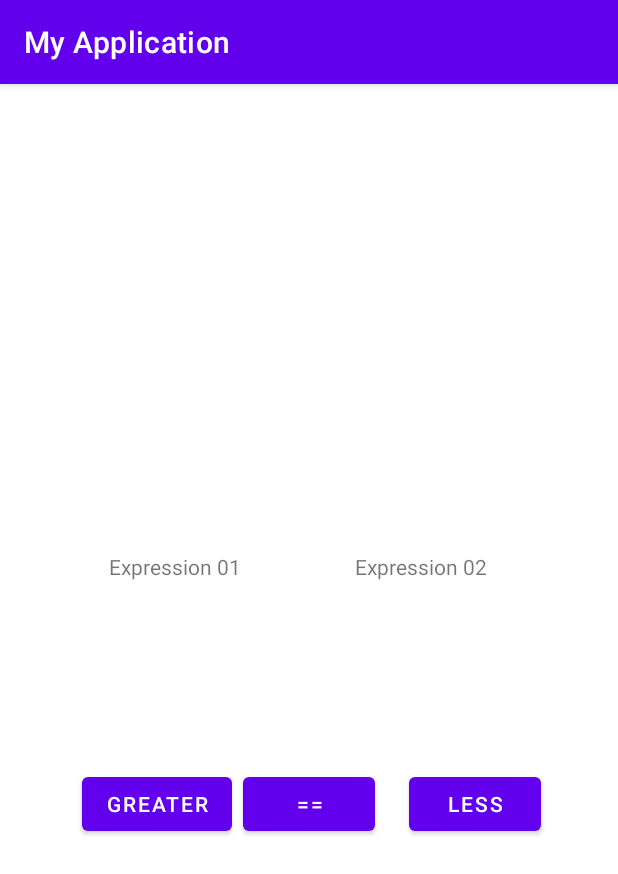
After one commit to Janithabhayarathna/Math-Quiz-App, an Android app: the Game screen opened directly, with no data from a screen before it, on a phone screen of 412 x 824 dp. The commit adds this screen. Shown: the top 874 px of the screen. Run offline under Robolectric (Android 15) with nearby library versions, the phone set to English and light mode, and no system bars.

Commit message:
:sparkles: Initialized the new game activity.

```diff
--- a/app/src/main/AndroidManifest.xml
+++ b/app/src/main/AndroidManifest.xml
@@ -9,6 +9,9 @@
         android:roundIcon="@mipmap/ic_launcher_round"
         android:supportsRtl="true"
         android:theme="@style/Theme.MyApplication">
+        <activity
+            android:name=".Game"
+            android:exported="false" />
         <activity
             android:name=".PopUpWindow"
             android:exported="false" />
--- /dev/null
+++ b/app/src/main/java/com/example/myapplication/Game.kt
@@ -0,0 +1,20 @@
+package com.example.myapplication
+
+import androidx.appcompat.app.AppCompatActivity
+import android.os.Bundle
+import android.widget.Button
+import android.widget.TextView
+
+class Game : AppCompatActivity() {
+    override fun onCreate(savedInstanceState: Bundle?) {
+        super.onCreate(savedInstanceState)
+        setContentView(R.layout.activity_game)
+
+        val expression01 = findViewById<TextView>(R.id.exp1)
+        val expression02 = findViewById<TextView>(R.id.exp2)
+
+        val grtBtn = findViewById<Button>(R.id.greater)
+        val eqlBtn = findViewById<Button>(R.id.equal)
+        val lesBtn = findViewById<Button>(R.id.less)
+    }
+}
--- /dev/null
+++ b/app/src/main/res/layout/activity_game.xml
@@ -0,0 +1,67 @@
+<?xml version="1.0" encoding="utf-8"?>
+<androidx.constraintlayout.widget.ConstraintLayout xmlns:android="http://schemas.android.com/apk/res/android"
+    xmlns:app="http://schemas.android.com/apk/res-auto"
+    xmlns:tools="http://schemas.android.com/tools"
+    android:layout_width="match_parent"
+    android:layout_height="match_parent"
+    tools:context=".Game">
+
+    <TextView
+        android:id="@+id/exp1"
+        android:layout_width="wrap_content"
+        android:layout_height="wrap_content"
+        android:text="@string/expression_01"
+        app:layout_constraintBottom_toBottomOf="parent"
+        app:layout_constraintEnd_toEndOf="parent"
+        app:layout_constraintHorizontal_bias="0.225"
+        app:layout_constraintStart_toStartOf="parent"
+        app:layout_constraintTop_toTopOf="parent"
+        app:layout_constraintVertical_bias="0.417" />
+
+    <TextView
+        android:id="@+id/exp2"
+        android:layout_width="wrap_content"
+        android:layout_height="wrap_content"
+        android:text="@string/expression_02"
+        app:layout_constraintBottom_toBottomOf="parent"
+        app:layout_constraintEnd_toEndOf="parent"
+        app:layout_constraintHorizontal_bias="0.73"
+        app:layout_constraintStart_toStartOf="parent"
+        app:layout_constraintTop_toTopOf="parent"
+        app:layout_constraintVertical_bias="0.417" />
+
+    <Button
+        android:id="@+id/greater"
+        android:layout_width="wrap_content"
+        android:layout_height="wrap_content"
+        android:text="@string/greater"
+        app:layout_constraintBottom_toBottomOf="parent"
+        app:layout_constraintEnd_toEndOf="parent"
+        app:layout_constraintHorizontal_bias="0.176"
+        app:layout_constraintStart_toStartOf="parent"
+        app:layout_constraintTop_toTopOf="parent"
+        app:layout_constraintVertical_bias="0.633" />
+
+    <Button
+        android:id="@+id/equal"
+        android:layout_width="wrap_content"
+        android:layout_height="wrap_content"
+        android:text="@string/equal"
+        app:layout_constraintBottom_toBottomOf="parent"
+        app:layout_constraintEnd_toEndOf="parent"
+        app:layout_constraintStart_toStartOf="parent"
+        app:layout_constraintTop_toTopOf="parent"
+        app:layout_constraintVertical_bias="0.633" />
+
+    <Button
+        android:id="@+id/less"
+        android:layout_width="wrap_content"
+        android:layout_height="wrap_content"
+        android:text="@string/less"
+        app:layout_constraintBottom_toBottomOf="parent"
+        app:layout_constraintEnd_toEndOf="parent"
+        app:layout_constraintHorizontal_bias="0.842"
+        app:layout_constraintStart_toStartOf="parent"
+        app:layout_constraintTop_toTopOf="parent"
+        app:layout_constraintVertical_bias="0.633" />
+</androidx.constraintlayout.widget.ConstraintLayout>
--- a/app/src/main/res/values/strings.xml
+++ b/app/src/main/res/values/strings.xml
@@ -1,3 +1,8 @@
 <resources>
     <string name="app_name">My Application</string>
+    <string name="greater">Greater</string>
+    <string name="equal">==</string>
+    <string name="less">LESS</string>
+    <string name="expression_01">Expression 01</string>
+    <string name="expression_02">Expression 02</string>
 </resources>
```
